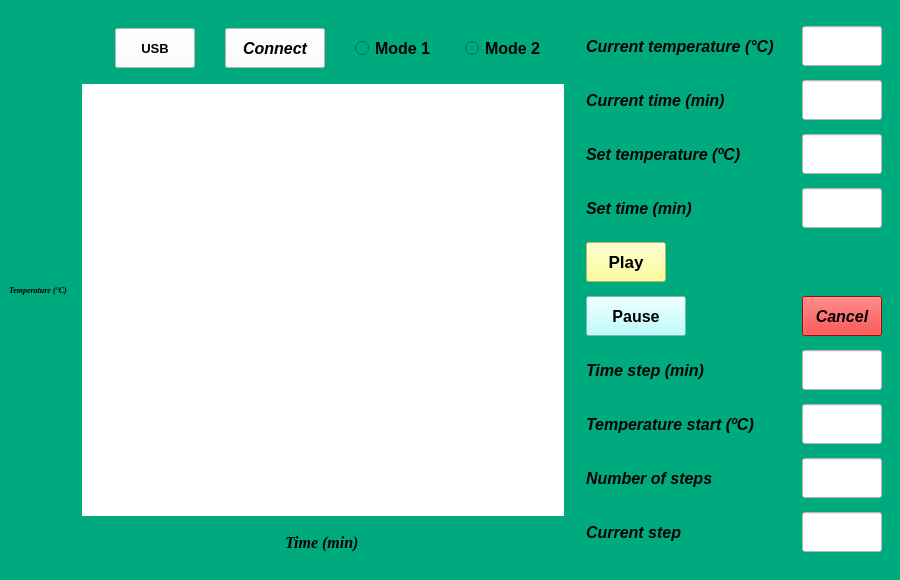
Above: TCSystem.ui from NaldoHoracio/TemperatureControlSystem before the change. Below: the same form after it.
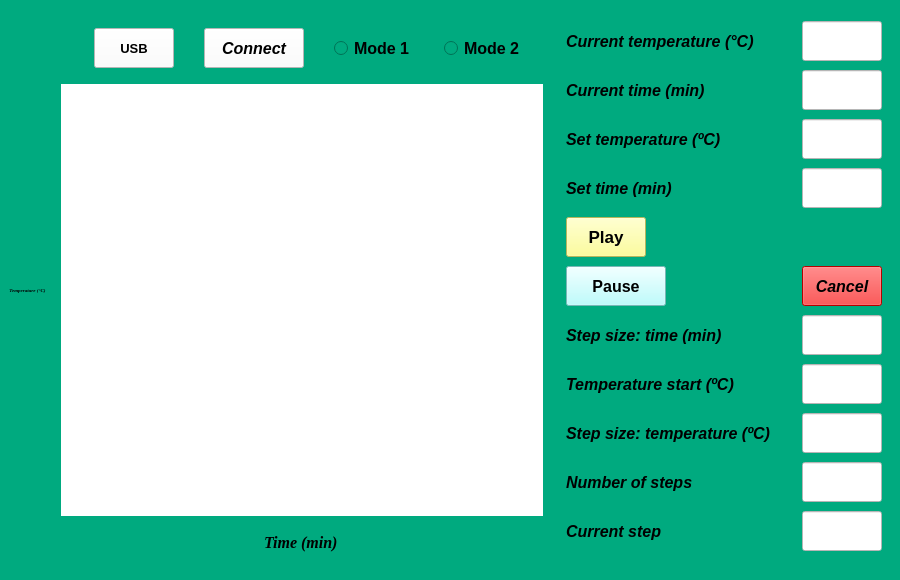
That is the form after the change. Icons and pictures are not drawn.

Diff of the .ui file:
```diff
--- a/TCSystem.ui
+++ b/TCSystem.ui
@@ -387,7 +387,7 @@
       <property name="font">
        <font>
         <family>Times New Roman</family>
-        <pointsize>6</pointsize>
+        <pointsize>4</pointsize>
         <weight>75</weight>
         <italic>true</italic>
         <bold>true</bold>
@@ -431,8 +431,8 @@
        </size>
       </property>
       <layout class="QGridLayout" name="gridLayout">
-       <item row="3" column="1">
-        <widget class="QLabel" name="labelSetTempM1">
+       <item row="3" column="0">
+        <widget class="QLabel" name="setTempM1_2">
          <property name="sizePolicy">
           <sizepolicy hsizetype="Fixed" vsizetype="Fixed">
            <horstretch>0</horstretch>
@@ -518,7 +518,87 @@
          </property>
         </widget>
        </item>
-       <item row="9" column="1">
+       <item row="10" column="0">
+        <widget class="QLabel" name="labelTempStartM2">
+         <property name="sizePolicy">
+          <sizepolicy hsizetype="Fixed" vsizetype="Fixed">
+           <horstretch>0</horstretch>
+           <verstretch>0</verstretch>
+          </sizepolicy>
+         </property>
+         <property name="minimumSize">
+          <size>
+           <width>195</width>
+           <height>40</height>
+          </size>
+         </property>
+         <property name="maximumSize">
+          <size>
+           <width>195</width>
+           <height>40</height>
+          </size>
+         </property>
+         <property name="font">
+          <font>
+           <pointsize>12</pointsize>
+           <weight>75</weight>
+           <italic>true</italic>
+           <bold>true</bold>
+          </font>
+         </property>
+         <property name="text">
+          <string>Temperature start (ºC)</string>
+         </property>
+        </widget>
+       </item>
+       <item row="2" column="0">
+        <widget class="QLabel" name="labelCurrTime">
+         <property name="sizePolicy">
+          <sizepolicy hsizetype="Fixed" vsizetype="Fixed">
+           <horstretch>0</horstretch>
+           <verstretch>0</verstretch>
+          </sizepolicy>
+         </property>
+         <property name="minimumSize">
+          <size>
+           <width>155</width>
+           <height>40</height>
+          </size>
+         </property>
+         <property name="maximumSize">
+          <size>
+           <width>155</width>
+           <height>40</height>
+          </size>
+         </property>
+         <property name="font">
+          <font>
+           <pointsize>12</pointsize>
+           <weight>75</weight>
+           <italic>true</italic>
+           <bold>true</bold>
+           <underline>false</underline>
+           <strikeout>false</strikeout>
+          </font>
+         </property>
+         <property name="toolTipDuration">
+          <number>0</number>
+         </property>
+         <property name="layoutDirection">
+          <enum>Qt::LeftToRight</enum>
+         </property>
+         <property name="autoFillBackground">
+          <bool>false</bool>
+         </property>
+         <property name="text">
+          <string>Current time (min)</string>
+         </property>
+         <property name="alignment">
+          <set>Qt::AlignLeading|Qt::AlignLeft|Qt::AlignVCenter</set>
+         </property>
+        </widget>
+       </item>
+       <item row="9" column="0">
         <widget class="QLabel" name="labelTimeStepM2">
          <property name="sizePolicy">
           <sizepolicy hsizetype="Fixed" vsizetype="Fixed">
@@ -528,7 +608,7 @@
          </property>
          <property name="minimumSize">
           <size>
-           <width>135</width>
+           <width>180</width>
            <height>40</height>
           </size>
          </property>
@@ -553,93 +633,13 @@
           </font>
          </property>
          <property name="text">
-          <string>Time step (min)</string>
+          <string>Step size: time (min)</string>
          </property>
          <property name="alignment">
           <set>Qt::AlignLeading|Qt::AlignLeft|Qt::AlignVCenter</set>
          </property>
         </widget>
        </item>
-       <item row="2" column="1">
-        <widget class="QLabel" name="labelCurrTime">
-         <property name="sizePolicy">
-          <sizepolicy hsizetype="Fixed" vsizetype="Fixed">
-           <horstretch>0</horstretch>
-           <verstretch>0</verstretch>
-          </sizepolicy>
-         </property>
-         <property name="minimumSize">
-          <size>
-           <width>155</width>
-           <height>40</height>
-          </size>
-         </property>
-         <property name="maximumSize">
-          <size>
-           <width>155</width>
-           <height>40</height>
-          </size>
-         </property>
-         <property name="font">
-          <font>
-           <pointsize>12</pointsize>
-           <weight>75</weight>
-           <italic>true</italic>
-           <bold>true</bold>
-           <underline>false</underline>
-           <strikeout>false</strikeout>
-          </font>
-         </property>
-         <property name="toolTipDuration">
-          <number>0</number>
-         </property>
-         <property name="layoutDirection">
-          <enum>Qt::LeftToRight</enum>
-         </property>
-         <property name="autoFillBackground">
-          <bool>false</bool>
-         </property>
-         <property name="text">
-          <string>Current time (min)</string>
-         </property>
-         <property name="alignment">
-          <set>Qt::AlignLeading|Qt::AlignLeft|Qt::AlignVCenter</set>
-         </property>
-        </widget>
-       </item>
-       <item row="10" column="1">
-        <widget class="QLabel" name="labelTempStartM2">
-         <property name="sizePolicy">
-          <sizepolicy hsizetype="Fixed" vsizetype="Fixed">
-           <horstretch>0</horstretch>
-           <verstretch>0</verstretch>
-          </sizepolicy>
-         </property>
-         <property name="minimumSize">
-          <size>
-           <width>195</width>
-           <height>40</height>
-          </size>
-         </property>
-         <property name="maximumSize">
-          <size>
-           <width>195</width>
-           <height>40</height>
-          </size>
-         </property>
-         <property name="font">
-          <font>
-           <pointsize>12</pointsize>
-           <weight>75</weight>
-           <italic>true</italic>
-           <bold>true</bold>
-          </font>
-         </property>
-         <property name="text">
-          <string>Temperature start (ºC)</string>
-         </property>
-        </widget>
-       </item>
        <item row="9" column="2">
         <widget class="QLineEdit" name="timeStepM2">
          <property name="sizePolicy">
@@ -716,7 +716,7 @@
          </property>
         </widget>
        </item>
-       <item row="12" column="2">
+       <item row="13" column="2">
         <widget class="QLineEdit" name="showCurrStepM2">
          <property name="sizePolicy">
           <sizepolicy hsizetype="Fixed" vsizetype="Fixed">
@@ -750,66 +750,7 @@
          </property>
         </widget>
        </item>
-       <item row="0" column="1">
-        <widget class="QLabel" name="labelCurrTemp">
-         <property name="sizePolicy">
-          <sizepolicy hsizetype="Fixed" vsizetype="Fixed">
-           <horstretch>0</horstretch>
-           <verstretch>0</verstretch>
-          </sizepolicy>
-         </property>
-         <property name="minimumSize">
-          <size>
-           <width>210</width>
-           <height>40</height>
-          </size>
-         </property>
-         <property name="maximumSize">
-          <size>
-           <width>210</width>
-           <height>40</height>
-          </size>
-         </property>
-         <property name="font">
-          <font>
-           <family>MS Shell Dlg 2</family>
-           <pointsize>12</pointsize>
-           <weight>75</weight>
-           <italic>true</italic>
-           <bold>true</bold>
-           <underline>false</underline>
-           <strikeout>false</strikeout>
-           <stylestrategy>PreferDefault</stylestrategy>
-           <kerning>false</kerning>
-          </font>
-         </property>
-         <property name="contextMenuPolicy">
-          <enum>Qt::ActionsContextMenu</enum>
-         </property>
-         <property name="toolTipDuration">
-          <number>0</number>
-         </property>
-         <property name="layoutDirection">
-          <enum>Qt::RightToLeft</enum>
-         </property>
-         <property name="frameShadow">
-          <enum>QFrame::Plain</enum>
-         </property>
-         <property name="lineWidth">
-          <number>1</number>
-         </property>
-         <property name="midLineWidth">
-          <number>0</number>
-         </property>
-         <property name="text">
-          <string>Current temperature (°C)</string>
-         </property>
-         <property name="alignment">
-          <set>Qt::AlignLeading|Qt::AlignLeft|Qt::AlignVCenter</set>
-         </property>
-        </widget>
-       </item>
-       <item row="12" column="1">
+       <item row="13" column="0">
         <widget class="QLabel" name="labelCurrStepM2">
          <property name="sizePolicy">
           <sizepolicy hsizetype="Fixed" vsizetype="Fixed">
@@ -842,6 +783,40 @@
          </property>
         </widget>
        </item>
+       <item row="12" column="2">
+        <widget class="QLineEdit" name="stepM2">
+         <property name="sizePolicy">
+          <sizepolicy hsizetype="Fixed" vsizetype="Fixed">
+           <horstretch>0</horstretch>
+           <verstretch>0</verstretch>
+          </sizepolicy>
+         </property>
+         <property name="minimumSize">
+          <size>
+           <width>80</width>
+           <height>40</height>
+          </size>
+         </property>
+         <property name="maximumSize">
+          <size>
+           <width>80</width>
+           <height>40</height>
+          </size>
+         </property>
+         <property name="font">
+          <font>
+           <family>Arial</family>
+           <pointsize>12</pointsize>
+          </font>
+         </property>
+         <property name="styleSheet">
+          <string notr="true">background-color: rgb(255, 255, 255);</string>
+         </property>
+         <property name="alignment">
+          <set>Qt::AlignCenter</set>
+         </property>
+        </widget>
+       </item>
        <item row="10" column="2">
         <widget class="QLineEdit" name="tempStartM2">
          <property name="sizePolicy">
@@ -870,113 +845,7 @@
          </property>
         </widget>
        </item>
-       <item row="11" column="2">
-        <widget class="QLineEdit" name="numbStepM2">
-         <property name="sizePolicy">
-          <sizepolicy hsizetype="Fixed" vsizetype="Fixed">
-           <horstretch>0</horstretch>
-           <verstretch>0</verstretch>
-          </sizepolicy>
-         </property>
-         <property name="minimumSize">
-          <size>
-           <width>80</width>
-           <height>40</height>
-          </size>
-         </property>
-         <property name="maximumSize">
-          <size>
-           <width>80</width>
-           <height>40</height>
-          </size>
-         </property>
-         <property name="font">
-          <font>
-           <family>Arial</family>
-           <pointsize>12</pointsize>
-          </font>
-         </property>
-         <property name="styleSheet">
-          <string notr="true">background-color: rgb(255, 255, 255);</string>
-         </property>
-         <property name="alignment">
-          <set>Qt::AlignCenter</set>
-         </property>
-        </widget>
-       </item>
-       <item row="0" column="2">
-        <widget class="QLineEdit" name="showCurrTemp">
-         <property name="sizePolicy">
-          <sizepolicy hsizetype="Fixed" vsizetype="Fixed">
-           <horstretch>0</horstretch>
-           <verstretch>0</verstretch>
-          </sizepolicy>
-         </property>
-         <property name="minimumSize">
-          <size>
-           <width>80</width>
-           <height>40</height>
-          </size>
-         </property>
-         <property name="maximumSize">
-          <size>
-           <width>80</width>
-           <height>40</height>
-          </size>
-         </property>
-         <property name="font">
-          <font>
-           <family>Arial</family>
-           <pointsize>12</pointsize>
-           <weight>50</weight>
-           <bold>false</bold>
-          </font>
-         </property>
-         <property name="cursor">
-          <cursorShape>IBeamCursor</cursorShape>
-         </property>
-         <property name="styleSheet">
-          <string notr="true">background-color: rgb(255, 255, 255);</string>
-         </property>
-         <property name="alignment">
-          <set>Qt::AlignCenter</set>
-         </property>
-        </widget>
-       </item>
-       <item row="11" column="1">
-        <widget class="QLabel" name="labelNumbStepsM2">
-         <property name="sizePolicy">
-          <sizepolicy hsizetype="Fixed" vsizetype="Fixed">
-           <horstretch>0</horstretch>
-           <verstretch>0</verstretch>
-          </sizepolicy>
-         </property>
-         <property name="minimumSize">
-          <size>
-           <width>140</width>
-           <height>40</height>
-          </size>
-         </property>
-         <property name="maximumSize">
-          <size>
-           <width>140</width>
-           <height>40</height>
-          </size>
-         </property>
-         <property name="font">
-          <font>
-           <pointsize>12</pointsize>
-           <weight>75</weight>
-           <italic>true</italic>
-           <bold>true</bold>
-          </font>
-         </property>
-         <property name="text">
-          <string>Number of steps</string>
-         </property>
-        </widget>
-       </item>
-       <item row="4" column="1">
+       <item row="4" column="0">
         <widget class="QLabel" name="setTimeText">
          <property name="sizePolicy">
           <sizepolicy hsizetype="Fixed" vsizetype="Fixed">
@@ -1012,6 +881,39 @@
          </property>
         </widget>
        </item>
+       <item row="12" column="0">
+        <widget class="QLabel" name="labelNumbStepsM2">
+         <property name="sizePolicy">
+          <sizepolicy hsizetype="Fixed" vsizetype="Fixed">
+           <horstretch>0</horstretch>
+           <verstretch>0</verstretch>
+          </sizepolicy>
+         </property>
+         <property name="minimumSize">
+          <size>
+           <width>140</width>
+           <height>40</height>
+          </size>
+         </property>
+         <property name="maximumSize">
+          <size>
+           <width>140</width>
+           <height>40</height>
+          </size>
+         </property>
+         <property name="font">
+          <font>
+           <pointsize>12</pointsize>
+           <weight>75</weight>
+           <italic>true</italic>
+           <bold>true</bold>
+          </font>
+         </property>
+         <property name="text">
+          <string>Number of steps</string>
+         </property>
+        </widget>
+       </item>
        <item row="3" column="2">
         <widget class="QLineEdit" name="setTempM1">
          <property name="sizePolicy">
@@ -1094,8 +996,38 @@
          </property>
         </widget>
        </item>
-       <item row="5" column="1">
-        <widget class="QPushButton" name="start">
+       <item row="6" column="0">
+        <widget class="QPushButton" name="buttonPause">
+         <property name="minimumSize">
+          <size>
+           <width>100</width>
+           <height>40</height>
+          </size>
+         </property>
+         <property name="maximumSize">
+          <size>
+           <width>100</width>
+           <height>40</height>
+          </size>
+         </property>
+         <property name="font">
+          <font>
+           <family>Arial</family>
+           <pointsize>12</pointsize>
+           <weight>75</weight>
+           <bold>true</bold>
+          </font>
+         </property>
+         <property name="styleSheet">
+          <string notr="true">background-color: rgb(170, 255, 255)</string>
+         </property>
+         <property name="text">
+          <string>Pause</string>
+         </property>
+        </widget>
+       </item>
+       <item row="5" column="0">
+        <widget class="QPushButton" name="buttonPlay">
          <property name="sizePolicy">
           <sizepolicy hsizetype="Fixed" vsizetype="Fixed">
            <horstretch>0</horstretch>
@@ -1130,33 +1062,156 @@
          </property>
         </widget>
        </item>
-       <item row="6" column="1">
-        <widget class="QPushButton" name="pause">
+       <item row="11" column="0">
+        <widget class="QLabel" name="labelStepSizeTempM2">
          <property name="minimumSize">
           <size>
-           <width>100</width>
+           <width>230</width>
            <height>40</height>
           </size>
          </property>
          <property name="maximumSize">
           <size>
-           <width>100</width>
+           <width>230</width>
            <height>40</height>
           </size>
          </property>
          <property name="font">
           <font>
-           <family>Arial</family>
            <pointsize>12</pointsize>
            <weight>75</weight>
+           <italic>true</italic>
            <bold>true</bold>
           </font>
          </property>
+         <property name="text">
+          <string>Step size: temperature (ºC)</string>
+         </property>
+        </widget>
+       </item>
+       <item row="11" column="2">
+        <widget class="QLineEdit" name="tempStepM2">
+         <property name="minimumSize">
+          <size>
+           <width>80</width>
+           <height>40</height>
+          </size>
+         </property>
+         <property name="maximumSize">
+          <size>
+           <width>80</width>
+           <height>40</height>
+          </size>
+         </property>
+         <property name="font">
+          <font>
+           <family>Arial</family>
+           <pointsize>12</pointsize>
+          </font>
+         </property>
          <property name="styleSheet">
-          <string notr="true">background-color: rgb(170, 255, 255)</string>
+          <string notr="true">background-color: rgb(255, 255, 255);</string>
          </property>
+         <property name="alignment">
+          <set>Qt::AlignCenter</set>
+         </property>
+        </widget>
+       </item>
+       <item row="1" column="0">
+        <widget class="QLabel" name="labelCurrTemp">
+         <property name="sizePolicy">
+          <sizepolicy hsizetype="Fixed" vsizetype="Fixed">
+           <horstretch>0</horstretch>
+           <verstretch>0</verstretch>
+          </sizepolicy>
+         </property>
+         <property name="minimumSize">
+          <size>
+           <width>210</width>
+           <height>40</height>
+          </size>
+         </property>
+         <property name="maximumSize">
+          <size>
+           <width>210</width>
+           <height>40</height>
+          </size>
+         </property>
+         <property name="font">
+          <font>
+           <family>MS Shell Dlg 2</family>
+           <pointsize>12</pointsize>
+           <weight>75</weight>
+           <italic>true</italic>
+           <bold>true</bold>
+           <underline>false</underline>
+           <strikeout>false</strikeout>
+           <stylestrategy>PreferDefault</stylestrategy>
+           <kerning>false</kerning>
+          </font>
+         </property>
+         <property name="contextMenuPolicy">
+          <enum>Qt::ActionsContextMenu</enum>
+         </property>
+         <property name="toolTipDuration">
+          <number>0</number>
+         </property>
+         <property name="layoutDirection">
+          <enum>Qt::LeftToRight</enum>
+         </property>
+         <property name="frameShadow">
+          <enum>QFrame::Plain</enum>
+         </property>
+         <property name="lineWidth">
+          <number>1</number>
+         </property>
+         <property name="midLineWidth">
+          <number>0</number>
+         </property>
          <property name="text">
-          <string>Pause</string>
+          <string>Current temperature (°C)</string>
+         </property>
+         <property name="alignment">
+          <set>Qt::AlignLeading|Qt::AlignLeft|Qt::AlignVCenter</set>
+         </property>
+        </widget>
+       </item>
+       <item row="1" column="2">
+        <widget class="QLineEdit" name="showCurrTemp">
+         <property name="sizePolicy">
+          <sizepolicy hsizetype="Fixed" vsizetype="Fixed">
+           <horstretch>0</horstretch>
+           <verstretch>0</verstretch>
+          </sizepolicy>
+         </property>
+         <property name="minimumSize">
+          <size>
+           <width>80</width>
+           <height>40</height>
+          </size>
+         </property>
+         <property name="maximumSize">
+          <size>
+           <width>80</width>
+           <height>40</height>
+          </size>
+         </property>
+         <property name="font">
+          <font>
+           <family>Arial</family>
+           <pointsize>12</pointsize>
+           <weight>50</weight>
+           <bold>false</bold>
+          </font>
+         </property>
+         <property name="cursor">
+          <cursorShape>IBeamCursor</cursorShape>
+         </property>
+         <property name="styleSheet">
+          <string notr="true">background-color: rgb(255, 255, 255);</string>
+         </property>
+         <property name="alignment">
+          <set>Qt::AlignCenter</set>
          </property>
         </widget>
        </item>
```
